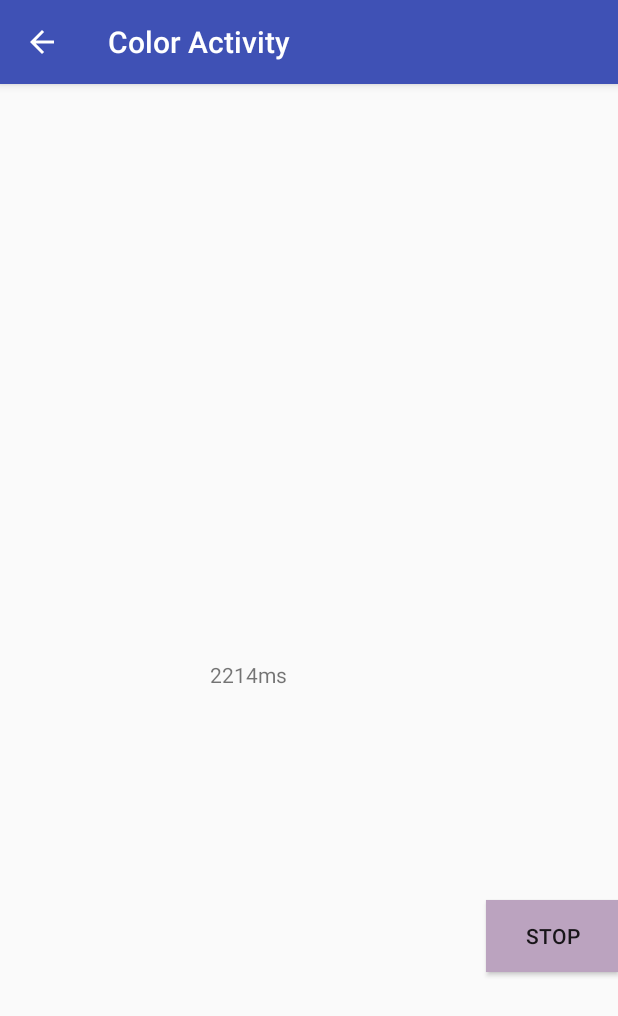
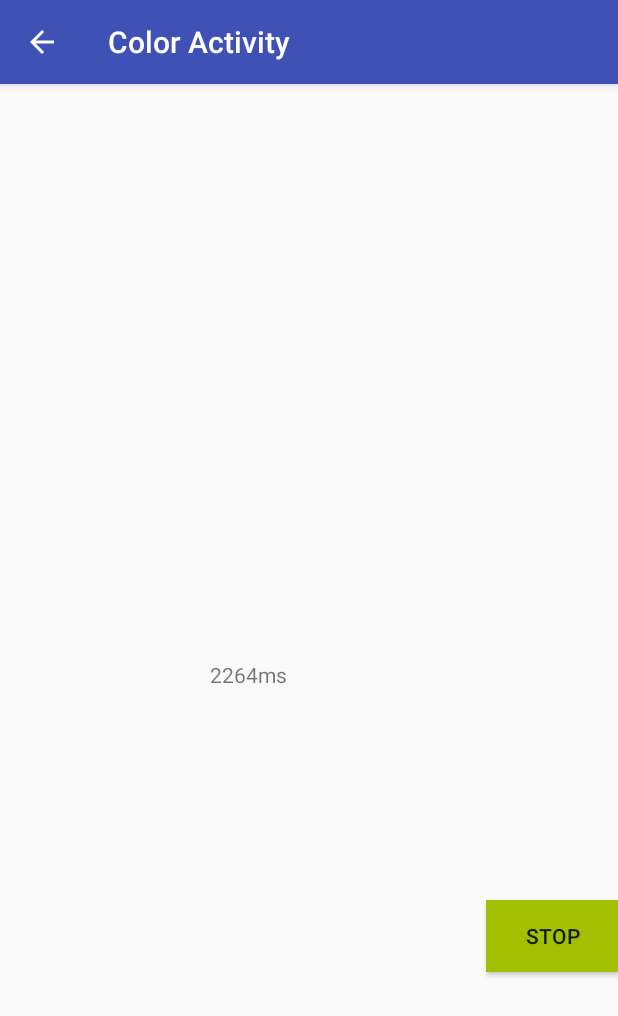
Before and after one commit to alex-yxw/hackthevalley, an Android app: the ColorActivity screen opened directly, with no data from a screen before it, after a tap on "START", on a phone screen of 412 x 824 dp. Shown: the top 1016 px of the screen. Run offline under Robolectric (Android 15) with nearby library versions, the phone set to English and light mode, and no system bars.

Commit message:
Finishing drunk timer

```diff
--- a/HelloSharedPrefs/app/src/main/java/com/example/android/hellosharedprefs/ColorActivity.java
+++ b/HelloSharedPrefs/app/src/main/java/com/example/android/hellosharedprefs/ColorActivity.java
@@ -52,6 +52,7 @@ public class ColorActivity extends AppCompatActivity {
             public void onClick(View v) {
                 Button b = (Button) v;
                 if (b.getText().equals("stop")) {
+
                     timerHandler.removeCallbacks(timerRunnable);
                     b.setText("start");
                     if(millis < 400) {
@@ -61,15 +62,23 @@ public class ColorActivity extends AppCompatActivity {
                         finish();
                     }
                 } else {
-                    startTime = System.currentTimeMillis();
-                    timerHandler.postDelayed(timerRunnable, 0);
+
+
                     b.setText("stop");
+                    try {
+                        Random rnd = new Random();
+                        Thread.sleep(rnd.nextInt(256) * 10);
+                        Button colorButton = findViewById(R.id.button_color);
+                        int color = Color.argb(255, rnd.nextInt(256), rnd.nextInt(256), rnd.nextInt(256));
+                        colorButton.setBackgroundColor(color);
+                        millis = 0;
+                        startTime = System.currentTimeMillis();
+                        timerTextView.setText(millis + "ms");
+                        timerHandler.postDelayed(timerRunnable, 0);
+                    } catch (InterruptedException e) {
+                        e.printStackTrace();
+                    }
                 }
-
-                Random rnd = new Random();
-                Button colorButton = findViewById(R.id.button_color);
-                int color = Color.argb(255, rnd.nextInt(256), rnd.nextInt(256), rnd.nextInt(256));
-                colorButton.setBackgroundColor(color);
             }
         });
     }
```
